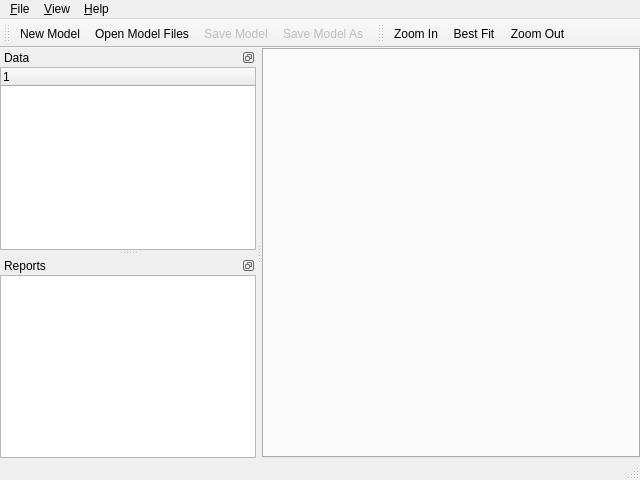
This is gui/mainwindow.ui in rakhimov/scram as Qt 5 draws it before an edit. The edited form follows.
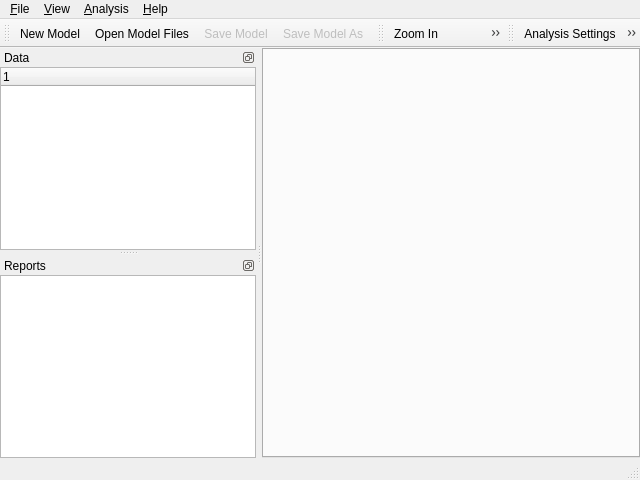
This is the edited form. Icons and pictures are not drawn.

Commit message:
GUI: Add Analysis Settings and Run actions
These actions are not yet connected to the analysis.

Issue #134

```diff
--- a/gui/mainwindow.ui
+++ b/gui/mainwindow.ui
@@ -117,8 +117,17 @@
     <addaction name="separator"/>
     <addaction name="actionToolbar"/>
    </widget>
+   <widget class="QMenu" name="menuAnalysis">
+    <property name="title">
+     <string>&amp;Analysis</string>
+    </property>
+    <addaction name="actionSettings"/>
+    <addaction name="separator"/>
+    <addaction name="actionRun"/>
+   </widget>
    <addaction name="menuFile"/>
    <addaction name="menuView"/>
+   <addaction name="menuAnalysis"/>
    <addaction name="menuHelp"/>
   </widget>
   <widget class="QStatusBar" name="statusBar"/>
@@ -236,6 +245,19 @@
     </layout>
    </widget>
   </widget>
+  <widget class="QToolBar" name="analysisToolBar">
+   <property name="windowTitle">
+    <string>analysisToolBar</string>
+   </property>
+   <attribute name="toolBarArea">
+    <enum>TopToolBarArea</enum>
+   </attribute>
+   <attribute name="toolBarBreak">
+    <bool>false</bool>
+   </attribute>
+   <addaction name="actionSettings"/>
+   <addaction name="actionRun"/>
+  </widget>
   <action name="actionAboutQt">
    <property name="icon">
     <iconset theme="help-about">
@@ -416,6 +438,34 @@
     <string>Best &amp;Fit</string>
    </property>
   </action>
+  <action name="actionRun">
+   <property name="icon">
+    <iconset theme="utilities-terminal"/>
+   </property>
+   <property name="text">
+    <string>&amp;Run</string>
+   </property>
+   <property name="iconText">
+    <string>Run Analysis</string>
+   </property>
+   <property name="toolTip">
+    <string>Run Analysis</string>
+   </property>
+  </action>
+  <action name="actionSettings">
+   <property name="icon">
+    <iconset theme="applications-system"/>
+   </property>
+   <property name="text">
+    <string>&amp;Settings...</string>
+   </property>
+   <property name="iconText">
+    <string>Analysis Settings</string>
+   </property>
+   <property name="toolTip">
+    <string>Analysis Settings</string>
+   </property>
+  </action>
  </widget>
  <layoutdefault spacing="6" margin="11"/>
  <resources>
```
